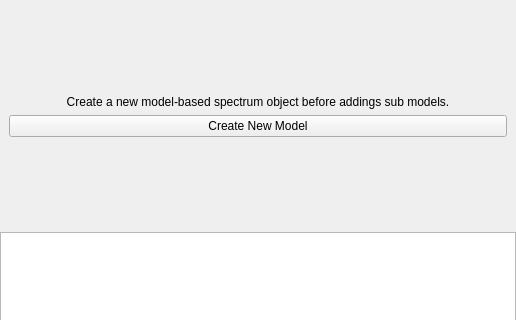
The window that specviz/plugins/model_editor/model_editor.ui (spacetelescope/specviz) describes before a commit, drawn with Qt 5; both pictures show x 0 to 516 and y 0 to 320 of the 516 by 464 pixel window.
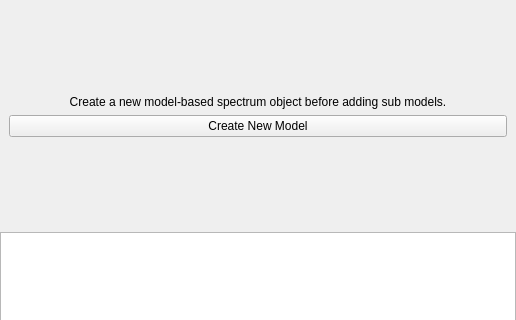
The same window after the commit. Icons and pictures are not drawn.

Patch:
```diff
--- a/specviz/plugins/model_editor/model_editor.ui
+++ b/specviz/plugins/model_editor/model_editor.ui
@@ -50,7 +50,7 @@
         <item>
          <widget class="QLabel" name="label">
           <property name="text">
-           <string>Create a new model-based spectrum object before addings sub models.</string>
+           <string>Create a new model-based spectrum object before adding sub models.</string>
           </property>
           <property name="alignment">
            <set>Qt::AlignCenter</set>
```
